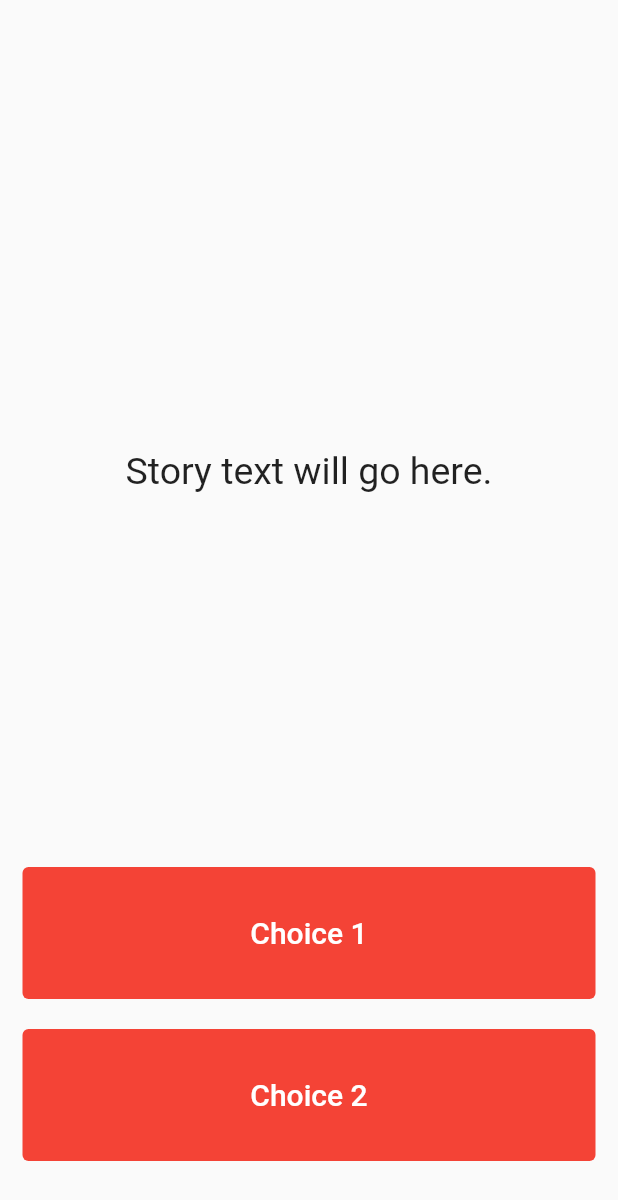
After one commit to narivo/FlutterJourney, a Flutter app: the StoryPage screen opened directly, on a phone screen of 412 x 824 dp. The commit adds this screen. Shown: the top 1200 px of the screen. Run offline on Flutter 3.47's test engine with Material 2 defaults, Android fonts, the phone set to English and light mode, and no system bars; our stand-ins replace audioplayers, rflutter_alert.

Commit message:
section 11 stub project

```diff
--- /dev/null
+++ b/destini-challenge-starting-master/lib/main.dart
@@ -0,0 +1,94 @@
+import 'package:flutter/material.dart';
+
+//TODO: Step 15 - Run the app and see if you can see the screen update with the first story. Delete this TODO if it looks as you expected.
+
+void main() => runApp(Destini());
+
+class Destini extends StatelessWidget {
+  Widget build(BuildContext context) {
+    return MaterialApp(
+      theme: ThemeData.dark(),
+      home: StoryPage(),
+    );
+  }
+}
+
+//TODO: Step 9 - Create a new storyBrain object from the StoryBrain class.
+
+class StoryPage extends StatefulWidget {
+  _StoryPageState createState() => _StoryPageState();
+}
+
+class _StoryPageState extends State<StoryPage> {
+  @override
+  Widget build(BuildContext context) {
+    return Scaffold(
+      body: Container(
+        //TODO: Step 1 - Add background.png to this Container as a background image.
+        padding: EdgeInsets.symmetric(vertical: 50.0, horizontal: 15.0),
+        constraints: BoxConstraints.expand(),
+        child: SafeArea(
+          child: Column(
+            crossAxisAlignment: CrossAxisAlignment.stretch,
+            children: <Widget>[
+              Expanded(
+                flex: 12,
+                child: Center(
+                  child: Text(
+                    //TODO: Step 10 - use the storyBrain to get the first story title and display it in this Text Widget.
+                    'Story text will go here.',
+                    style: TextStyle(
+                      fontSize: 25.0,
+                    ),
+                  ),
+                ),
+              ),
+              Expanded(
+                flex: 2,
+                child: TextButton(
+                  onPressed: () {
+                    //Choice 1 made by user.
+                    //TODO: Step 18 - Call the nextStory() method from storyBrain and pass the number 1 as the choice made by the user.
+                  },
+                  style: TextButton.styleFrom(backgroundColor: Colors.red),
+                  child: Text(
+                    //TODO: Step 13 - Use the storyBrain to get the text for choice 1.
+                    'Choice 1',
+                    style: TextStyle(
+                      fontSize: 20.0,
+                      color: Colors.white,
+                    ),
+                  ),
+                ),
+              ),
+              SizedBox(
+                height: 20.0,
+              ),
+              Expanded(
+                flex: 2,
+                //TODO: Step 26 - Use a Flutter Visibility Widget to wrap this FlatButton.
+                //TODO: Step 28 - Set the "visible" property of the Visibility Widget to equal the output from the buttonShouldBeVisible() method in the storyBrain.
+                child: TextButton(
+                  onPressed: () {
+                    //Choice 2 made by user.
+                    //TODO: Step 19 - Call the nextStory() method from storyBrain and pass the number 2 as the choice made by the user.
+                  },
+                  style: TextButton.styleFrom(backgroundColor: Colors.red),
+                  child: Text(
+                    //TODO: Step 14 - Use the storyBrain to get the text for choice 2.
+                    'Choice 2',
+                    style: TextStyle(fontSize: 20.0, color: Colors.white),
+                  ),
+                ),
+              ),
+            ],
+          ),
+        ),
+      ),
+    );
+  }
+}
+
+//TODO: Step 24 - Run the app and try to figure out what code you need to add to this file to make the story change when you press on the choice buttons.
+
+//TODO: Step 29 - Run the app and test it against the Story Outline to make sure you've completed all the steps. The code for the completed app can be found here: https://github.com/londonappbrewery/destini-challenge-completed/
--- /dev/null
+++ b/destini-challenge-starting-master/lib/story.dart
@@ -0,0 +1,5 @@
+//TODO: Step 2 - Create a new class called Story.
+
+//TODO: Step 3 - Create 3 properties for this class, A. storyTitle to store the story text. B. choice1 to store the text for choice 1, C. choice2 to store the text for choice 2.
+
+//TODO: Step 4 - Create a Constructor for this class to be able to initialise the properties created in step 3.
```
Also changed, not shown: destini-challenge-starting-master/lib/story_brain.dart (added, +59 -0 lines), destini-challenge-starting-master/pubspec.yaml (added, +21 -0 lines), quizzler-flutter-master/lib/main.dart (+41 -3 lines), quizzler-flutter-master/lib/quizz_brain.dart (+10 -2 lines), quizzler-flutter-master/pubspec.yaml (+1 -32 lines), destini-challenge-starting-master/images/background.png (added), 51 other files.
